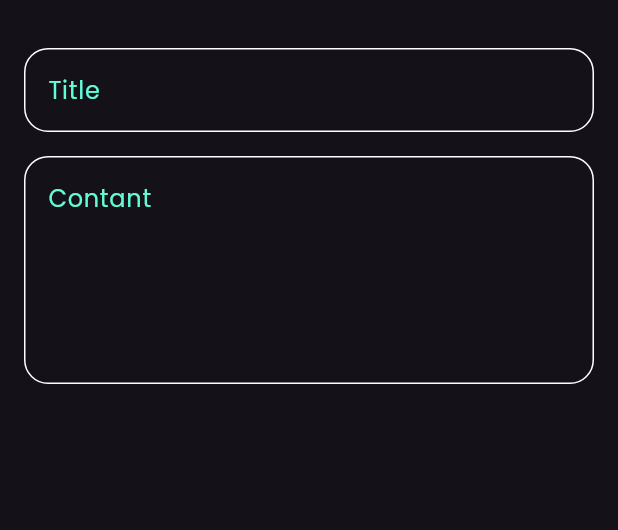
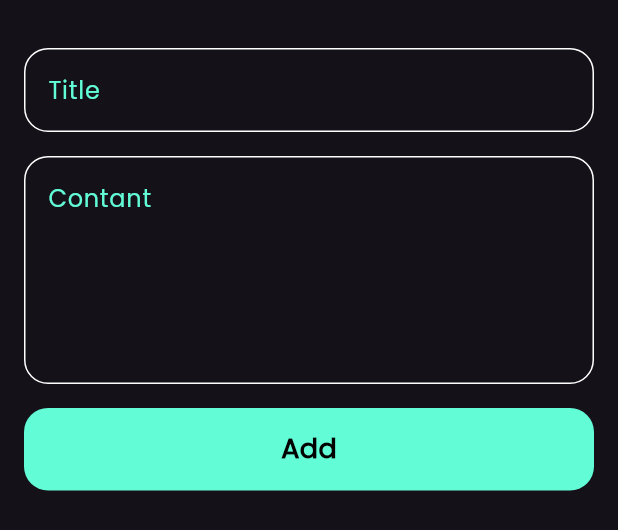
Before and after one commit to StevenBahaa/NotesApp, a Flutter app: the AddNewNote widget shown alone on an empty page, opened directly, on a phone screen of 412 x 824 dp. Shown: the top 530 px of the screen. Run offline on Flutter 3.47's test engine with Material 3 defaults, Android fonts, the phone set to English and light mode, and no system bars; our stand-ins replace font_awesome_flutter.

Commit message:
Add Custom Button

```diff
--- a/lib/widgets/add_note_bottom_sheet.dart
+++ b/lib/widgets/add_note_bottom_sheet.dart
@@ -1,4 +1,6 @@
 import 'package:flutter/material.dart';
+import 'package:notes_app/constant.dart';
+import 'package:notes_app/widgets/custom_button.dart';
 import 'package:notes_app/widgets/custom_text_field.dart';
 
 class AddNewNote extends StatelessWidget {
@@ -6,7 +8,8 @@ class AddNewNote extends StatelessWidget {
 
   @override
   Widget build(BuildContext context) {
-    return Container(
+    return SingleChildScrollView(
+      child: Container(
           decoration: BoxDecoration(
             borderRadius: BorderRadius.circular(25),
           ),
@@ -26,9 +29,17 @@ class AddNewNote extends StatelessWidget {
                     hint: 'Contant',
                     maxlines: 5,
                   ),
+                  SizedBox(
+                    height: 16,
+                  ),
+                  CustomButton(),
+                  SizedBox(
+                    height: 32,
+                  )
                 ],
               ),
             ),
-        ));
+          )),
+    );
   }
 }
--- /dev/null
+++ b/lib/widgets/custom_button.dart
@@ -0,0 +1,29 @@
+import 'package:flutter/material.dart';
+import 'package:notes_app/constant.dart';
+
+class CustomButton extends StatelessWidget {
+  const CustomButton({super.key});
+
+  @override
+  Widget build(BuildContext context) {
+    return GestureDetector(
+      child: Container(
+          decoration: BoxDecoration(
+            borderRadius: BorderRadius.circular(16),
+            color: kPrimaryColor,
+          ),
+          width: MediaQuery.of(context).size.width,
+          height: 55,
+          child: const Center(
+            child: Text(
+              'Add',
+              style: TextStyle(
+                color: Colors.black,
+                fontWeight: FontWeight.bold,
+                fontSize: 18,
+              ),
+            ),
+          )),
+    );
+  }
+}
```
Lines whose indentation alone changed are shown as unchanged.
